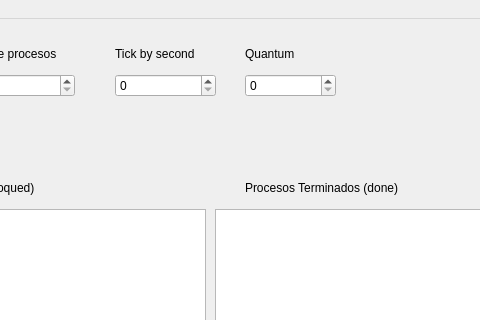
danyr59/Simulador-de-Planificacion-de-procesos, file mainwindow.ui: the form before one commit; both pictures show x 585 to 1065 and y 0 to 320 of the 1190 by 681 pixel window.
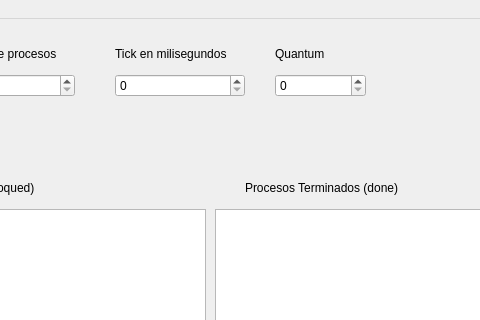
The form after the commit. Custom widgets are drawn as their Qt base class.

What changed in the file:
```diff
--- a/mainwindow.ui
+++ b/mainwindow.ui
@@ -30,7 +30,7 @@
    <widget class="QWidget" name="layoutWidget">
     <property name="geometry">
      <rect>
-      <x>830</x>
+      <x>860</x>
       <y>20</y>
       <width>91</width>
       <height>58</height>
@@ -54,7 +54,7 @@
      <rect>
       <x>700</x>
       <y>20</y>
-      <width>101</width>
+      <width>130</width>
       <height>58</height>
      </rect>
     </property>
@@ -62,7 +62,7 @@
      <item>
       <widget class="QLabel" name="label">
        <property name="text">
-        <string>Tick by second</string>
+        <string>Tick en milisegundos</string>
        </property>
       </widget>
      </item>
```
